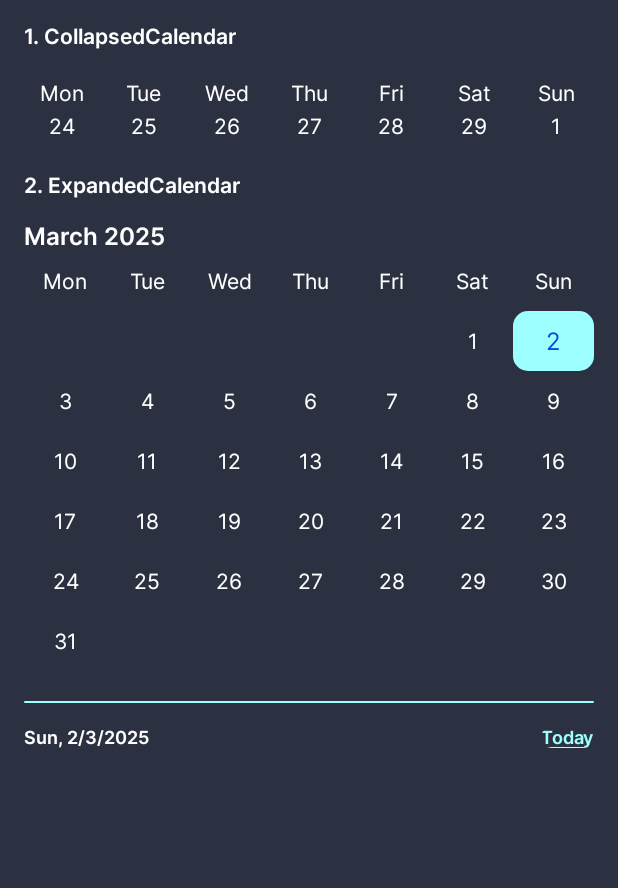
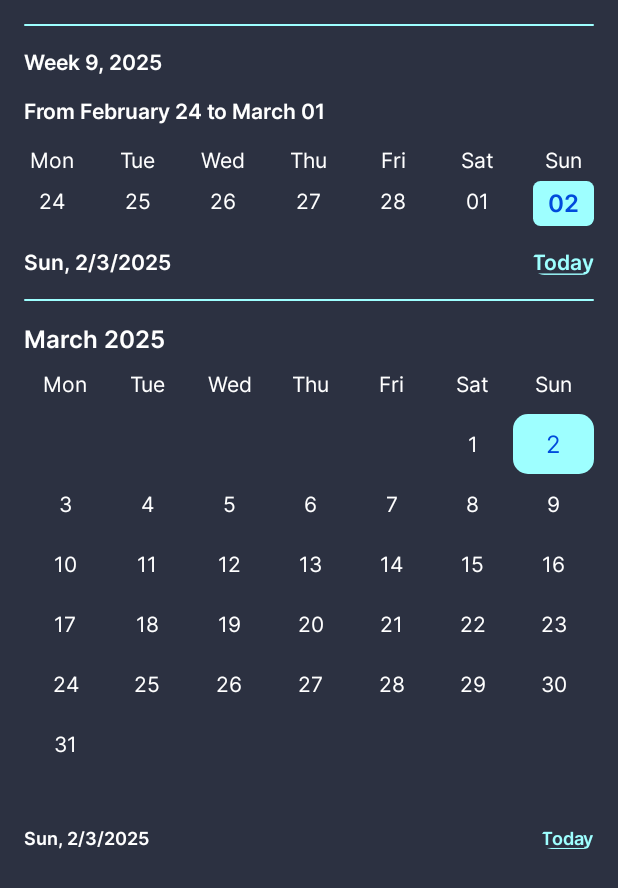
Before and after one commit to Phong-Kaster/Jetpack-Compose, an Android app built with Jetpack Compose: the @Preview function PreviewCalendarScreen, on a phone screen of 412 x 824 dp. Shown: the top 888 px of the screen. Run offline under Robolectric (Android 15) with nearby library versions, the phone set to English and light mode, and no system bars; our stand-ins replace Dagger/Hilt's generated code.

Commit message:
fix: complete collapsed calendar

```diff
--- a/app/src/main/java/com/example/jetpack/ui/fragment/chart/component/CalendarScreen.kt
+++ b/app/src/main/java/com/example/jetpack/ui/fragment/chart/component/CalendarScreen.kt
@@ -20,6 +20,7 @@ import com.example.jetpack.core.LocalTheme
 import com.example.jetpack.ui.theme.customizedTextStyle
 import com.example.jetpack.ui.view.CollapsedCalendar
 import com.example.jetpack.ui.view.ExpandedCalendar
+import com.example.jetpack.ui.view.HeaderAndLayout
 import java.time.YearMonth
 
 @Composable
@@ -37,47 +38,32 @@ fun CalendarScreen() {
                 item(
                     key = "CollapsedCalendar",
                     content = {
-                        Column(
-                            verticalArrangement = Arrangement.spacedBy(16.dp),
-                            modifier = Modifier.fillMaxWidth()
-                        ) {
-                            Text(
-                                text = "1. CollapsedCalendar",
-                                style = customizedTextStyle(
-                                    fontSize = 14,
-                                    fontWeight = 600,
-                                    color = Color.White
-                                )
-                            )
-
+                        HeaderAndLayout(
+                            title = "",
+                            modifier = Modifier,
+                            content = {
                                 CollapsedCalendar(
                                     modifier = Modifier.fillMaxWidth(),
                                     initialMonth = YearMonth.of(2020, 3)
                                 )
                             }
+                        )
                     }
                 )
 
                 item(
                     key = "ExpandedCalendar",
                     content = {
-                        Column(
-                            verticalArrangement = Arrangement.spacedBy(16.dp),
-                            modifier = Modifier.fillMaxWidth()
-                        ) {
-                            Text(
-                                text = "2. ExpandedCalendar",
-                                style = customizedTextStyle(
-                                    fontSize = 14,
-                                    fontWeight = 600,
-                                    color = Color.White
-                                )
-                            )
+                        HeaderAndLayout(
+                            title = "",
+                            modifier = Modifier,
+                            content = {
                                 ExpandedCalendar(
                                     modifier = Modifier.fillMaxWidth(),
                                     initialMonth = YearMonth.of(2020, 3)
                                 )
                             }
+                        )
                     }
                 )
             }
--- a/app/src/main/java/com/example/jetpack/ui/view/CollapsedCalendar.kt
+++ b/app/src/main/java/com/example/jetpack/ui/view/CollapsedCalendar.kt
@@ -7,83 +7,163 @@ import androidx.compose.foundation.layout.Column
 import androidx.compose.foundation.layout.Row
 import androidx.compose.foundation.layout.fillMaxWidth
 import androidx.compose.foundation.layout.padding
-import androidx.compose.foundation.layout.size
 import androidx.compose.foundation.pager.HorizontalPager
 import androidx.compose.foundation.pager.rememberPagerState
 import androidx.compose.foundation.shape.RoundedCornerShape
 import androidx.compose.material3.Text
 import androidx.compose.runtime.Composable
 import androidx.compose.runtime.LaunchedEffect
+import androidx.compose.runtime.derivedStateOf
 import androidx.compose.runtime.getValue
-import androidx.compose.runtime.mutableIntStateOf
 import androidx.compose.runtime.mutableStateOf
 import androidx.compose.runtime.remember
 import androidx.compose.runtime.rememberCoroutineScope
 import androidx.compose.runtime.setValue
 import androidx.compose.runtime.snapshotFlow
+import androidx.compose.ui.Alignment
 import androidx.compose.ui.Modifier
 import androidx.compose.ui.draw.clip
 import androidx.compose.ui.graphics.Color
+import androidx.compose.ui.res.stringResource
+import androidx.compose.ui.text.style.TextDecoration
 import androidx.compose.ui.tooling.preview.Preview
 import androidx.compose.ui.unit.dp
+import com.example.jetpack.R
 import com.example.jetpack.core.LocalTheme
 import com.example.jetpack.domain.enums.CalendarWeekday
 import com.example.jetpack.ui.theme.customizedTextStyle
-import com.example.jetpack.util.AppUtil
-import kotlinx.coroutines.flow.collectLatest
+import kotlinx.coroutines.launch
 import java.time.YearMonth
 
+/**
+ * A collapsible calendar component that displays a week view and allows navigation between weeks.
+ *
+ * @param modifier Modifier to be applied to the calendar component
+ * @param initialMonth The initial month to display in the calendar
+ * @param onClick Callback function that is invoked when a day is selected, providing the selected [CalendarWeekday]
+ *
+ * Features:
+ * - Horizontal paging to navigate between weeks
+ * - Highlighting of the selected day
+ * - Option to jump to today's date
+ * - Displays both weekday names and day numbers
+ *
+ * The calendar maintains the state of the currently selected day and displays it at the bottom.
+ * @author Phong-Kaster
+ */
 @Composable
 fun CollapsedCalendar(
     modifier: Modifier = Modifier,
-    initialMonth: YearMonth,
+    initialMonth: YearMonth = YearMonth.now(),
+    onClick: (CalendarWeekday) -> Unit = {},
 ) {
     val TAG = "CollapsedCalendar"
     val maximumPage = 1000000
+    val initialPage = ((maximumPage * 0.5).toInt())
 
-    var startDayOfWeek by remember {
+    var chosenWeekday by remember { mutableStateOf(CalendarWeekday()) }
+
+    val pagerState = rememberPagerState(initialPage = initialPage, pageCount = { maximumPage })
+    var currentPage by remember { mutableStateOf(0) }
+
+    val startDayOfWeek by remember {
         mutableStateOf(
             initialMonth.atDay(1).minusDays(initialMonth.atDay(1).dayOfWeek.value.toLong() - 1)
         )
     }
+    val endDayOfWeek by remember(startDayOfWeek) { derivedStateOf { startDayOfWeek.plusDays(6) } }
 
-    var chosenWeekday by remember { mutableStateOf(CalendarWeekday()) }
-    val pagerState = rememberPagerState(initialPage = maximumPage / 2, pageCount = { maximumPage })
-    var currentPage by remember { mutableIntStateOf(0) }
-    val scope = rememberCoroutineScope()
-
-
-    fun getDaysOfWeek(baseDate: YearMonth): List<java.time.LocalDate> {
-        val firstDayOfWeek = baseDate.atDay(1).dayOfWeek.value
-        val startOfWeek = baseDate.atDay(1).minusDays(firstDayOfWeek.toLong() - 1)
-        return List(7) { startOfWeek.plusDays(it.toLong()) }
+    // Calculate the current week number
+    val currentWeekNumber by remember(startDayOfWeek, currentPage) {
+        derivedStateOf {
+            val offsetWeeks = currentPage - initialPage
+            val currentWeekFirstDay = startDayOfWeek.plusWeeks(offsetWeeks.toLong())
+            // Get week of year using WeekFields
+            val weekFields = java.time.temporal.WeekFields.of(java.util.Locale.getDefault())
+            currentWeekFirstDay.get(weekFields.weekOfYear())
         }
-
-    fun YearMonth.plusWeeks(weeksToAdd: Long): YearMonth {
-        return this.plusMonths((weeksToAdd * 7) / 30)
-    }
-
-    LaunchedEffect(Unit){
-        AppUtil.logcat(tag = TAG, message = "startDayOfWeek = $startDayOfWeek")
     }
 
     LaunchedEffect(Unit) {
-        snapshotFlow { pagerState.currentPage }.collectLatest { page ->
+        snapshotFlow { pagerState.currentPage }.collect { page ->
             currentPage = page
         }
     }
+
+    val scope = rememberCoroutineScope()
+    fun scrollToday() {
+        scope.launch {
+            // Calculate relative position for the current month
+            chosenWeekday = CalendarWeekday(localDate = java.time.LocalDate.now())
+
+            // Calculate the page offset needed to navigate to the current date
+            val todayLocalDate = java.time.LocalDate.now()
+            val weekDifference =
+                startDayOfWeek.until(todayLocalDate, java.time.temporal.ChronoUnit.WEEKS).toInt()
+            val targetPage = initialPage + weekDifference
+
+            // Animate to the page containing today's date
+            pagerState.animateScrollToPage(targetPage)
+        }
+    }
+
+    LaunchedEffect(Unit) { scrollToday() }
+
+    Column(
+        verticalArrangement = Arrangement.spacedBy(
+            space = 16.dp,
+            alignment = Alignment.CenterVertically
+        ),
+        modifier = Modifier.fillMaxWidth()
+    ) {
+        Text(
+            text = "Week $currentWeekNumber, ${
+                chosenWeekday.localDate.format(
+                    java.time.format.DateTimeFormatter.ofPattern(
+                        "YYYY"
+                    )
+                )
+            }",
+            style = customizedTextStyle(
+                fontSize = 14,
+                fontWeight = 600,
+                color = LocalTheme.current.textColor
+            ),
+            modifier = Modifier
+        )
+
+
+
+        Text(
+            text = "From ${startDayOfWeek.format(java.time.format.DateTimeFormatter.ofPattern("MMMM dd"))}" +
+                    " to ${endDayOfWeek.format(java.time.format.DateTimeFormatter.ofPattern("MMMM dd"))}",
+            style = customizedTextStyle(
+                fontSize = 14,
+                fontWeight = 600,
+                color = LocalTheme.current.textColor
+            ),
+            modifier = Modifier
+        )
 
         HorizontalPager(
             state = pagerState,
             modifier = modifier.fillMaxWidth()
         ) { page ->
-//        if (page > pagerState.settledPage) {
-//            startDayOfWeek = startDayOfWeek.plusDays(7)
-//        } else if (page < pagerState.settledPage) {
-//            startDayOfWeek = startDayOfWeek.minusDays(7)
-//        }
+            // Calculate the offset in weeks between the current page and the initial page
+            // This determines which week to display (going back or forward from the initial date)
+            // For example, if we're on page 500001 and initial page was 500000, offsetWeeks would be 1
+            // meaning we need to show the week that is 1 week ahead of our starting week
 
-        val daysInWeek = List(7) { startDayOfWeek.plusDays(it.toLong()) }
+            // Create a list of 7 days that make up the current week being displayed
+            // We start from the startDayOfWeek (first day of the week from our initial calculation)
+            // Then add the week offset and the day index (0-6) to get the exact date for each day in the week
+            val offsetWeeks = page - initialPage
+            val daysInWeek = List(7) { index ->
+                startDayOfWeek
+                    .plusWeeks(offsetWeeks.toLong())
+                    .plusDays(index.toLong())
+            }
+
 
             Row(
                 modifier = Modifier
@@ -94,44 +174,81 @@ fun CollapsedCalendar(
                 daysInWeek.forEach { day ->
                     val calendarWeekday = CalendarWeekday(localDate = day)
                     Column(
-                    verticalArrangement = Arrangement.spacedBy(5.dp),
-                    horizontalAlignment = androidx.compose.ui.Alignment.CenterHorizontally,
+                        verticalArrangement = Arrangement.spacedBy(space = 5.dp, alignment = Alignment.CenterVertically),
+                        horizontalAlignment = Alignment.CenterHorizontally,
                         modifier = Modifier
-                        .clip(shape = RoundedCornerShape(10.dp))
+                            .clickable {
+                                chosenWeekday = calendarWeekday
+                                onClick(chosenWeekday)
+                            },
+                    ) {
+                        Text(
+                            text = day.dayOfWeek.name
+                                .lowercase()
+                                .replaceFirstChar { it.uppercase() }
+                                .take(3),
+                            style = customizedTextStyle(color = Color.White),
+                        )
+
+
+                        Text(
+                            text = if(day.dayOfMonth <= 10)
+                                day.dayOfMonth.toString().padStart(2, '0')
+                                else
+                                day.dayOfMonth.toString(),
+                            style = if (calendarWeekday == chosenWeekday)
+                                customizedTextStyle(
+                                    color = LocalTheme.current.secondary,
+                                    fontSize = 16,
+                                    fontWeight = 600,
+                                )
+                            else
+                                customizedTextStyle(color = Color.White),
+                            modifier = Modifier
+                                .clip(shape = RoundedCornerShape(5.dp))
                                 .background(
                                     color = if (chosenWeekday == calendarWeekday)
                                         LocalTheme.current.primary
                                     else
                                         Color.Transparent
                                 )
-                        .clickable { chosenWeekday = calendarWeekday }
-                        .padding(5.dp)
-                        .size(40.dp),
-                ) {
-                    Text(
-                        text = day.dayOfWeek.name
-                            .lowercase()
-                            .replaceFirstChar { it.uppercase() }
-                            .take(3),
-                        style = if (calendarWeekday == chosenWeekday)
-                            customizedTextStyle(color = LocalTheme.current.secondary)
-                        else
-                            customizedTextStyle(color = Color.White),
-                    )
-
-                    Text(
-                        text = day.dayOfMonth.toString(),
-                        style = if (calendarWeekday == chosenWeekday)
-                            customizedTextStyle(color = LocalTheme.current.secondary)
-                        else
-                            customizedTextStyle(color = Color.White),
+                                .padding(horizontal = 10.dp, vertical = 5.dp)
                         )
                     }
                 }
             }
         }
 
+        Row(
+            verticalAlignment = Alignment.CenterVertically,
+            horizontalArrangement = Arrangement.SpaceBetween,
+            modifier = Modifier
+                .fillMaxWidth()
+        ) {
+            Text(
+                text = "${chosenWeekday.dayOfWeek}, ${chosenWeekday.gregorianDay}/${chosenWeekday.gregorianMonth}/${chosenWeekday.gregorianYear}",
+                style = customizedTextStyle(
+                    fontSize = 14,
+                    fontWeight = 600,
+                    color = LocalTheme.current.textColor,
+                ),
+                modifier = Modifier,
+            )
 
+            Text(
+                text = stringResource(R.string.today),
+                style = customizedTextStyle(
+                    fontSize = 14,
+                    fontWeight = 600,
+                    color = LocalTheme.current.primary,
+                    textDecoration = TextDecoration.Underline
+                ),
+                modifier = Modifier
+                    .clip(shape = RoundedCornerShape(15.dp))
+                    .clickable { scrollToday() }
+            )
+        }
+    }
 }
 
 @Preview
@@ -139,6 +256,6 @@ fun CollapsedCalendar(
 private fun PreviewCollapsedCalendar() {
     CollapsedCalendar(
         modifier = Modifier,
-        initialMonth = YearMonth.of(2020, 3)
+        initialMonth = YearMonth.now(),
     )
 }
--- a/app/src/main/java/com/example/jetpack/ui/view/ExpandedCalendar.kt
+++ b/app/src/main/java/com/example/jetpack/ui/view/ExpandedCalendar.kt
@@ -101,6 +101,7 @@ fun ExpandedCalendar(
             val monthsDifference =
                 (currentYearMonth.year - initialMonth.year) * 12 + (currentYearMonth.monthValue - initialMonth.monthValue)
             val target = monthsDifference.coerceIn(0, maximumPage - 1) // 02/2025
+            chosenCalendarWeekday = CalendarWeekday()
             pagerState.animateScrollToPage(target)
         }
     }
@@ -223,16 +224,16 @@ fun ExpandedCalendar(
             }
         }
 
-        Spacer(
-            modifier = Modifier
-                .fillMaxWidth()
-                .clip(shape = RoundedCornerShape(10.dp))
-                .background(color = LocalTheme.current.primary)
-                .height(1.dp)
-                .padding(horizontal = 16.dp)
-        )
-
-
+//        Spacer(
+//            modifier = Modifier
+//                .fillMaxWidth()
+//                .clip(shape = RoundedCornerShape(10.dp))
+//                .background(color = LocalTheme.current.primary)
+//                .height(1.dp)
+//                .padding(horizontal = 16.dp)
+//        )
+//
+//
         Spacer(
             modifier = Modifier
             .fillMaxWidth()
--- /dev/null
+++ b/app/src/main/java/com/example/jetpack/ui/view/HeaderAndLayout.kt
@@ -0,0 +1,64 @@
+package com.example.jetpack.ui.view
+
+import androidx.compose.foundation.background
+import androidx.compose.foundation.layout.Arrangement
+import androidx.compose.foundation.layout.Column
+import androidx.compose.foundation.layout.Spacer
+import androidx.compose.foundation.layout.fillMaxWidth
+import androidx.compose.foundation.layout.height
+import androidx.compose.foundation.layout.padding
+import androidx.compose.foundation.shape.RoundedCornerShape
+import androidx.compose.material3.Text
+import androidx.compose.runtime.Composable
+import androidx.compose.ui.Modifier
+import androidx.compose.ui.draw.clip
+import androidx.compose.ui.graphics.Color
+import androidx.compose.ui.tooling.preview.Preview
+import androidx.compose.ui.unit.dp
+import com.example.jetpack.core.LocalTheme
+import com.example.jetpack.ui.theme.customizedTextStyle
+
+@Composable
+fun HeaderAndLayout(
+    title: String,
+    modifier: Modifier = Modifier,
+    content: @Composable () -> Unit
+) {
+    Column(
+        verticalArrangement = Arrangement.spacedBy(16.dp),
+        modifier = modifier.fillMaxWidth()
+    ) {
+        Spacer(
+            modifier = Modifier
+                .fillMaxWidth()
+                .clip(shape = RoundedCornerShape(10.dp))
+                .background(color = LocalTheme.current.primary)
+                .height(1.dp)
+                .padding(horizontal = 16.dp)
+        )
+
+        if(title.isNotEmpty() || title.isNotBlank()){
+            Text(
+                text = title,
+                style = customizedTextStyle(
+                    fontSize = 14,
+                    fontWeight = 600,
+                    color = Color.White
+                )
+            )
+        }
+
+
+        content()
+    }
+}
+
+@Preview
+@Composable
+private fun PreviewHeaderAndLayout() {
+    HeaderAndLayout(
+        modifier = Modifier,
+        title = "Preview Title",
+        content = {},
+    )
+}
```
Lines whose indentation alone changed are shown as unchanged.
